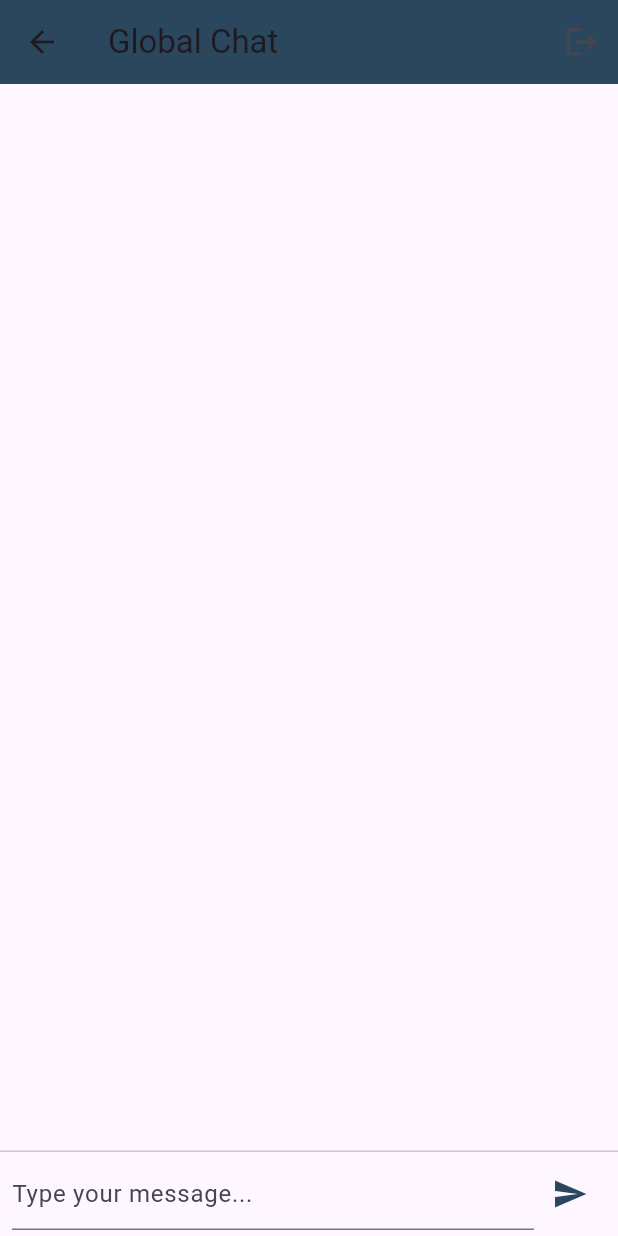
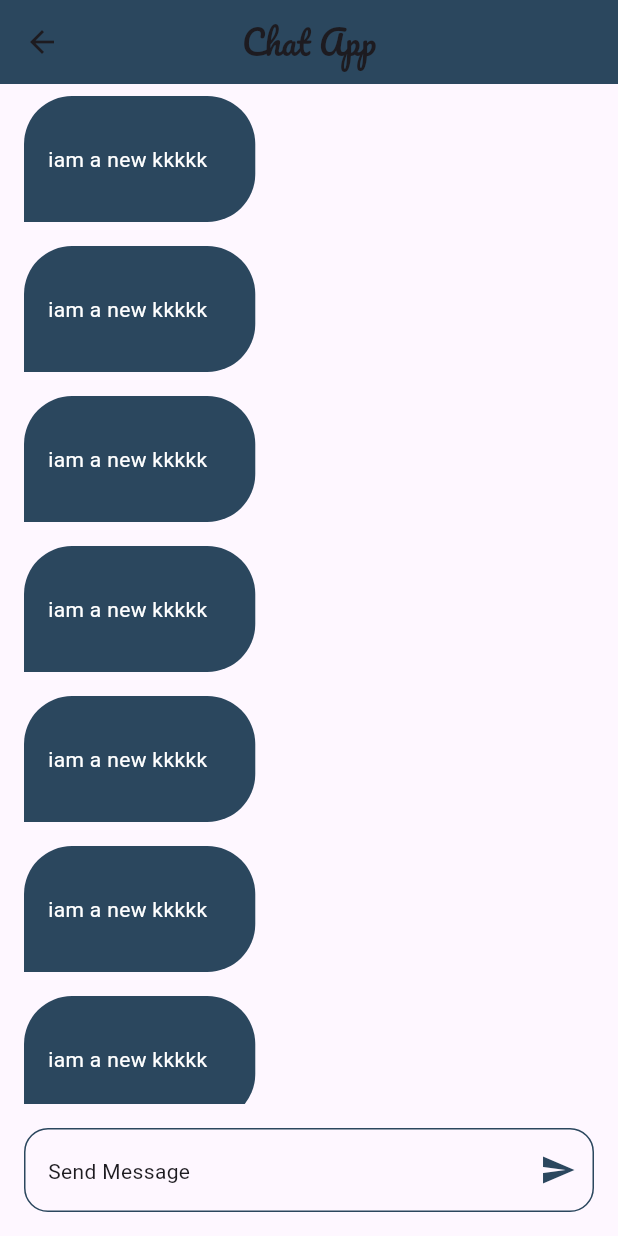
Before and after one commit to osamaaboharoon/chat_app, a Flutter app: the ChatPage screen opened by its route, on a phone screen of 412 x 824 dp. Run offline on Flutter 3.47's test engine with Material 3 defaults, Android fonts, the phone set to English and light mode, and no system bars; our stand-ins replace firebase_auth, firebase_core, modal_progress_hud_nsn; accounts and stored records are empty.

Commit message:
chat_bage_ui

```diff
--- a/lib/pages/chat_page.dart
+++ b/lib/pages/chat_page.dart
@@ -1,114 +1,42 @@
+import 'package:chat_app/helper/constants.dart';
+import 'package:chat_app/widgts/chat_buble.dart';
 import 'package:flutter/material.dart';
-import 'package:cloud_firestore/cloud_firestore.dart';
-import 'package:firebase_auth/firebase_auth.dart';
 
-class ChatPage extends StatefulWidget {
+class ChatPage extends StatelessWidget {
   const ChatPage({super.key});
-  @override
-  State<ChatPage> createState() => _ChatPageState();
-}
 
-class _ChatPageState extends State<ChatPage> {
-  final _messageController = TextEditingController();
-  final _currentUser = FirebaseAuth.instance.currentUser!;
-
-  void _sendMessage() {
-    final text = _messageController.text.trim();
-    if (text.isEmpty) return;
-
-    FirebaseFirestore.instance.collection('messages').add({
-      'text': text,
-      'sender': _currentUser.email,
-      'timestamp': FieldValue.serverTimestamp(),
-    });
-
-    _messageController.clear();
-  }
-
+  static String id = 'ChatPage';
   @override
   Widget build(BuildContext context) {
     return Scaffold(
       appBar: AppBar(
-        title: const Text('Global Chat'),
-        backgroundColor: const Color(0xff2B475E),
-        actions: [
-          IconButton(
-            icon: const Icon(Icons.logout),
-            onPressed: () {
-              FirebaseAuth.instance.signOut();
-              Navigator.pushReplacementNamed(context, 'LoginPage');
-            },
-          ),
-        ],
+        title: Text('Chat App', style: TextStyle(fontFamily: 'Pacifico')),
+        centerTitle: true,
+        backgroundColor: kPrimaryColor,
       ),
       body: Column(
         children: [
           Expanded(
-            child: StreamBuilder<QuerySnapshot>(
-              stream: FirebaseFirestore.instance
-                  .collection('messages')
-                  .orderBy('timestamp', descending: false)
-                  .snapshots(),
-              builder: (context, snapshot) {
-                if (!snapshot.hasData) {
-                  return const Center(child: CircularProgressIndicator());
-                }
-                final docs = snapshot.data!.docs;
-                return ListView.builder(
-                  padding: const EdgeInsets.all(8),
-                  itemCount: docs.length,
-                  itemBuilder: (context, index) {
-                    final data = docs[index].data()! as Map<String, dynamic>;
-                    final isMe = data['sender'] == _currentUser.email;
-                    return Align(
-                      alignment: isMe
-                          ? Alignment.centerRight
-                          : Alignment.centerLeft,
-                      child: Container(
-                        margin: const EdgeInsets.symmetric(vertical: 4),
-                        padding: const EdgeInsets.all(12),
-                        decoration: BoxDecoration(
-                          color: isMe ? Colors.blue[200] : Colors.grey[300],
-                          borderRadius: BorderRadius.circular(8),
-                        ),
-                        child: Column(
-                          crossAxisAlignment: CrossAxisAlignment.start,
-                          children: [
-                            Text(
-                              data['sender'] ?? 'Unknown',
-                              style: const TextStyle(fontSize: 10),
-                            ),
-                            const SizedBox(height: 4),
-                            Text(data['text'] ?? ''),
-                          ],
-                        ),
-                      ),
-                    );
-                  },
-                );
+            child: ListView.builder(
+              itemBuilder: (context, index) {
+                return ChatBuble();
               },
             ),
           ),
-          const Divider(height: 1),
-          SafeArea(
-            child: Container(
-              padding: const EdgeInsets.symmetric(horizontal: 8, vertical: 4),
-              child: Row(
-                children: [
-                  Expanded(
-                    child: TextField(
-                      controller: _messageController,
-                      decoration: const InputDecoration(
-                        hintText: 'Type your message...',
-                      ),
-                    ),
-                  ),
-                  IconButton(
-                    icon: const Icon(Icons.send),
-                    color: const Color(0xff2B475E),
-                    onPressed: _sendMessage,
-                  ),
-                ],
+          Padding(
+            padding: const EdgeInsets.all(16),
+            child: TextField(
+              decoration: InputDecoration(
+                hint: Text('Send Message'),
+                suffixIcon: Icon(Icons.send, color: kPrimaryColor),
+                border: OutlineInputBorder(
+                  borderRadius: BorderRadius.circular(16),
+                  borderSide: BorderSide(color: kPrimaryColor),
+                ),
+                enabledBorder: OutlineInputBorder(
+                  borderRadius: BorderRadius.circular(16),
+                  borderSide: BorderSide(color: kPrimaryColor),
+                ),
               ),
             ),
           ),
@@ -117,3 +45,123 @@ class _ChatPageState extends State<ChatPage> {
     );
   }
 }
+
+// import 'package:flutter/material.dart';
+// import 'package:cloud_firestore/cloud_firestore.dart';
+// import 'package:firebase_auth/firebase_auth.dart';
+
+// class ChatPage extends StatefulWidget {
+//   const ChatPage({super.key});
+//   @override
+//   State<ChatPage> createState() => _ChatPageState();
+// }
+
+// class _ChatPageState extends State<ChatPage> {
+//   final _messageController = TextEditingController();
+//   final _currentUser = FirebaseAuth.instance.currentUser!;
+
+//   void _sendMessage() {
+//     final text = _messageController.text.trim();
+//     if (text.isEmpty) return;
+
+//     FirebaseFirestore.instance.collection('messages').add({
+//       'text': text,
+//       'sender': _currentUser.email,
+//       'timestamp': FieldValue.serverTimestamp(),
+//     });
+
+//     _messageController.clear();
+//   }
+
+//   @override
+//   Widget build(BuildContext context) {
+//     return Scaffold(
+//       appBar: AppBar(
+//         title: const Text('Global Chat'),
+//         backgroundColor: const Color(0xff2B475E),
+//         actions: [
+//           IconButton(
+//             icon: const Icon(Icons.logout),
+//             onPressed: () {
+//               FirebaseAuth.instance.signOut();
+//               Navigator.pushReplacementNamed(context, 'LoginPage');
+//             },
+//           ),
+//         ],
+//       ),
+//       body: Column(
+//         children: [
+//           Expanded(
+//             child: StreamBuilder<QuerySnapshot>(
+//               stream: FirebaseFirestore.instance
+//                   .collection('messages')
+//                   .orderBy('timestamp', descending: false)
+//                   .snapshots(),
+//               builder: (context, snapshot) {
+//                 if (!snapshot.hasData) {
+//                   return const Center(child: CircularProgressIndicator());
+//                 }
+//                 final docs = snapshot.data!.docs;
+//                 return ListView.builder(
+//                   padding: const EdgeInsets.all(8),
+//                   itemCount: docs.length,
+//                   itemBuilder: (context, index) {
+//                     final data = docs[index].data()! as Map<String, dynamic>;
+//                     final isMe = data['sender'] == _currentUser.email;
+//                     return Align(
+//                       alignment: isMe
+//                           ? Alignment.centerRight
+//                           : Alignment.centerLeft,
+//                       child: Container(
+//                         margin: const EdgeInsets.symmetric(vertical: 4),
+//                         padding: const EdgeInsets.all(12),
+//                         decoration: BoxDecoration(
+//                           color: isMe ? Colors.blue[200] : Colors.grey[300],
+//                           borderRadius: BorderRadius.circular(8),
+//                         ),
+//                         child: Column(
+//                           crossAxisAlignment: CrossAxisAlignment.start,
+//                           children: [
+//                             Text(
+//                               data['sender'] ?? 'Unknown',
+//                               style: const TextStyle(fontSize: 10),
+//                             ),
+//                             const SizedBox(height: 4),
+//                             Text(data['text'] ?? ''),
+//                           ],
+//                         ),
+//                       ),
+//                     );
+//                   },
+//                 );
+//               },
+//             ),
+//           ),
+//           const Divider(height: 1),
+//           SafeArea(
+//             child: Container(
+//               padding: const EdgeInsets.symmetric(horizontal: 8, vertical: 4),
+//               child: Row(
+//                 children: [
+//                   Expanded(
+//                     child: TextField(
+//                       controller: _messageController,
+//                       decoration: const InputDecoration(
+//                         hintText: 'Type your message...',
+//                       ),
+//                     ),
+//                   ),
+//                   IconButton(
+//                     icon: const Icon(Icons.send),
+//                     color: const Color(0xff2B475E),
+//                     onPressed: _sendMessage,
+//                   ),
+//                 ],
+//               ),
+//             ),
+//           ),
+//         ],
+//       ),
+//     );
+//   }
+// }
--- /dev/null
+++ b/lib/widgts/chat_buble.dart
@@ -0,0 +1,26 @@
+import 'package:chat_app/helper/constants.dart';
+import 'package:flutter/material.dart';
+
+class ChatBuble extends StatelessWidget {
+  const ChatBuble({super.key});
+
+  @override
+  Widget build(BuildContext context) {
+    return Align(
+      alignment: Alignment.centerLeft,
+      child: Container(
+        margin: EdgeInsets.symmetric(horizontal: 16, vertical: 8),
+        padding: EdgeInsets.only(left: 16, top: 32, bottom: 32, right: 32),
+        decoration: BoxDecoration(
+          color: kPrimaryColor,
+          borderRadius: BorderRadius.only(
+            topLeft: Radius.circular(32),
+            topRight: Radius.circular(32),
+            bottomRight: Radius.circular(32),
+          ),
+        ),
+        child: Text('iam a new kkkkk', style: TextStyle(color: Colors.white)),
+      ),
+    );
+  }
+}
```
Also changed, not shown: lib/constants.dart (deleted, +0 -18 lines), lib/helper/constants.dart (added, +16 -0 lines), lib/main.dart (+47 -18 lines), lib/pages/chat_detail_page.dart (+136 -88 lines), lib/pages/conversations_page.dart (+45 -39 lines), lib/pages/login_page.dart (+6 -7 lines), lib/pages/resgister_page.dart (+6 -2 lines), lib/widgts/chat_message.dart (+23 -23 lines).
